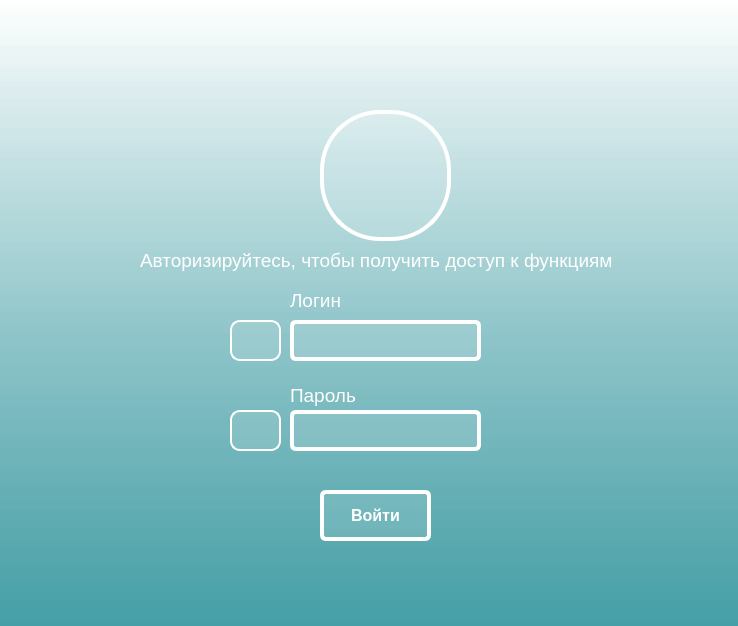
Above: interfaces/inter_log.ui from vikaraskovalova/Programm_ing before the change. Below: the same form after it.
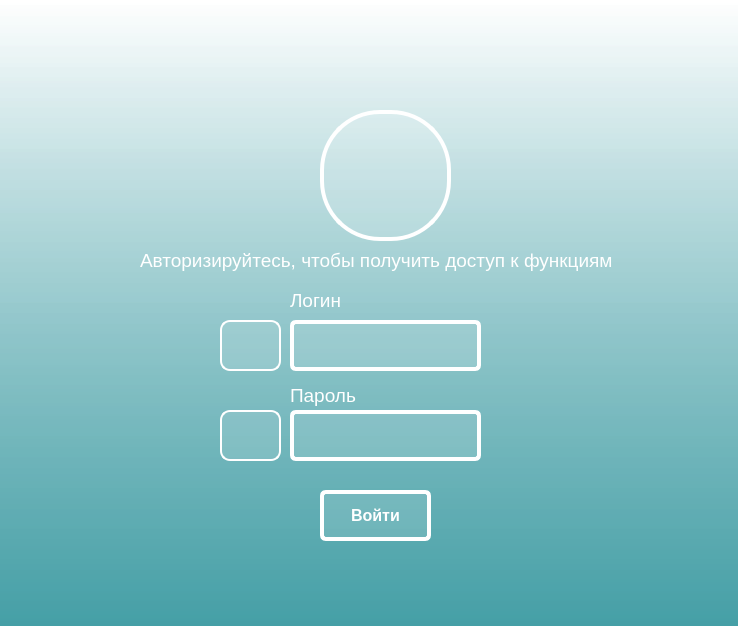
That is the form after the change. Icons and pictures are not drawn.

Patch:
```diff
--- a/interfaces/inter_log.ui
+++ b/interfaces/inter_log.ui
@@ -84,7 +84,7 @@
       <x>290</x>
       <y>320</y>
       <width>191</width>
-      <height>41</height>
+      <height>51</height>
      </rect>
     </property>
     <property name="styleSheet">
@@ -100,7 +100,7 @@
       <x>290</x>
       <y>410</y>
       <width>191</width>
-      <height>41</height>
+      <height>51</height>
      </rect>
     </property>
     <property name="styleSheet">
@@ -145,10 +145,10 @@
    <widget class="QLabel" name="label_4">
     <property name="geometry">
      <rect>
-      <x>230</x>
+      <x>220</x>
       <y>320</y>
-      <width>51</width>
-      <height>41</height>
+      <width>61</width>
+      <height>51</height>
      </rect>
     </property>
     <property name="styleSheet">
@@ -165,10 +165,10 @@
    <widget class="QLabel" name="label_5">
     <property name="geometry">
      <rect>
-      <x>230</x>
+      <x>220</x>
       <y>410</y>
-      <width>51</width>
-      <height>41</height>
+      <width>61</width>
+      <height>51</height>
      </rect>
     </property>
     <property name="styleSheet">
```
Left out of the diff: 34 changed lines with no effect on the pictures.
